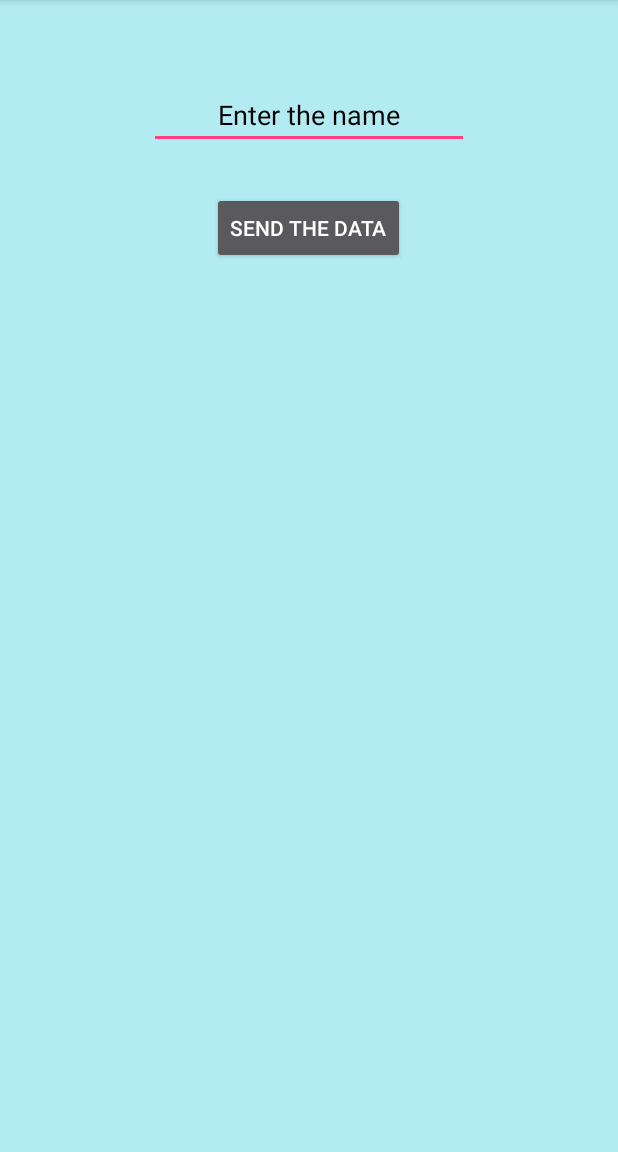
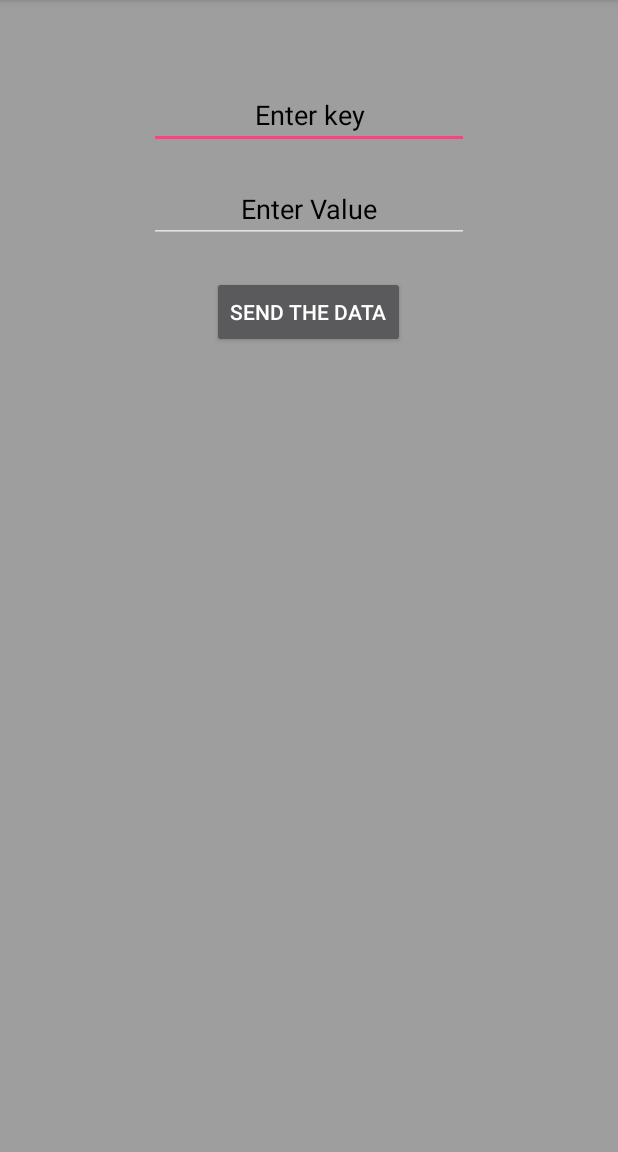
Before and after one commit to rakeshsenapathi/FireBase, an Android app: the screen it shows after launch (MainActivity), after a tap on "SEND THE DATA", on a phone screen of 412 x 824 dp, the part 84-1236 px from its top. Run offline under Robolectric (Android 15) with nearby library versions, the phone set to English and light mode, and no system bars; libraries missing offline, so code that uses them is left out: com.firebase.client; 2 statements that could not run were skipped.

Commit message:
Send multiple objects as data

```diff
--- a/FireBase/app/src/main/java/com/senapathi/firebase/MainActivity.java
+++ b/FireBase/app/src/main/java/com/senapathi/firebase/MainActivity.java
@@ -29,14 +29,18 @@ public class MainActivity extends AppCompatActivity implements View.OnClickListe
 
     @Override
     public void onClick(View v) {
-        Firebase mChild = mRef.child("Name");
-        EditText name = (EditText) findViewById(R.id.name_edt);
-        String name_str = name.getText().toString();
-        if (!name_str.isEmpty()) {
-            mChild.setValue(name_str);
+        //Firebase mChild = mRef.child("Name");
+        EditText key = (EditText) findViewById(R.id.key_edt);
+        EditText value = (EditText) findViewById(R.id.value_edt);
+        String key_str = String.valueOf(key.getText());
+        String value_str = String.valueOf(value.getText());
+        if (!(key_str.isEmpty() && value_str.isEmpty())) {
+            Firebase mChild = mRef.child(key_str);
+            mChild.setValue(value_str);
             Toast.makeText(MainActivity.this, "Details Sent", Toast.LENGTH_SHORT).show();
-            name.setText(null);
-        } else if (name_str.isEmpty())
+            key.setText("");
+            value.setText("");
+        } else
             Toast.makeText(MainActivity.this, "Enter valid details", Toast.LENGTH_SHORT).show();
 
     }
--- a/FireBase/app/src/main/res/layout/activity_main.xml
+++ b/FireBase/app/src/main/res/layout/activity_main.xml
@@ -1,19 +1,10 @@
 <RelativeLayout xmlns:android="http://schemas.android.com/apk/res/android"
     android:layout_width="match_parent"
     android:layout_height="match_parent"
-    android:background="#B2EBF2">
-
-    <Button
-        android:id="@+id/sendBtn"
-        android:layout_width="wrap_content"
-        android:layout_height="wrap_content"
-        android:layout_alignParentTop="true"
-        android:layout_centerHorizontal="true"
-        android:layout_marginTop="128dp"
-        android:text="@string/sendData" />
+    android:background="#9E9E9E">
 
     <EditText
-        android:id="@+id/name_edt"
+        android:id="@+id/key_edt"
         android:layout_width="wrap_content"
         android:layout_height="wrap_content"
         android:layout_alignParentTop="true"
@@ -26,4 +17,27 @@
         android:textColor="@android:color/black"
         android:textColorHint="@android:color/black" />
 
+    <EditText
+        android:layout_width="wrap_content"
+        android:layout_height="wrap_content"
+        android:hint="Enter Value"
+        android:textColorHint="@android:color/black"
+        android:id="@+id/value_edt"
+        android:textAlignment="center"
+        android:layout_below="@+id/key_edt"
+        android:layout_marginTop="17dp"
+        android:layout_alignRight="@+id/key_edt"
+        android:layout_alignEnd="@+id/key_edt"
+        android:layout_alignLeft="@+id/key_edt"
+        android:layout_alignStart="@+id/key_edt" />
+
+    <Button
+        android:id="@+id/sendBtn"
+        android:layout_width="wrap_content"
+        android:layout_height="wrap_content"
+        android:layout_marginTop="22dp"
+        android:text="@string/sendData"
+        android:layout_below="@+id/value_edt"
+        android:layout_centerHorizontal="true" />
+
 </RelativeLayout>
--- a/FireBase/app/src/main/res/values/strings.xml
+++ b/FireBase/app/src/main/res/values/strings.xml
@@ -1,5 +1,5 @@
 <resources>
     <string name="app_name">FireBase</string>
     <string name="sendData">Send the data</string>
-    <string name="name">Enter the name</string>
+    <string name="name">Enter key</string>
 </resources>
```
